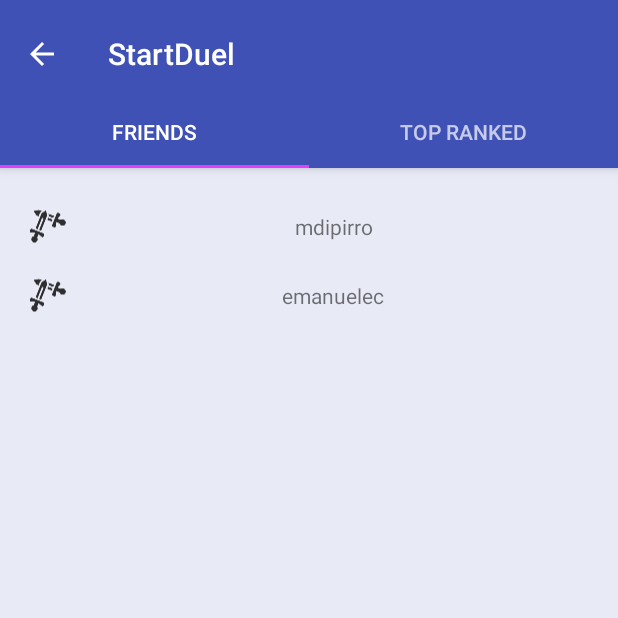
After one commit to RosemaryRin/quiz-fight-android, an Android app: the StartDuel screen opened directly, with no data from a screen before it, on a phone screen of 412 x 824 dp, the top half of it. The commit adds this screen. Run offline under Robolectric (Android 15) with nearby library versions, the phone set to English and light mode, and no system bars.

Commit message:
Created skeleton of start duel activity

```diff
--- a/QuizFight/app/src/main/java/rogueone/quizfight/HomeActivity.java
+++ b/QuizFight/app/src/main/java/rogueone/quizfight/HomeActivity.java
@@ -1,6 +1,8 @@
 package rogueone.quizfight;
 
+import android.content.Intent;
 import android.content.res.Resources;
+import android.support.design.widget.FloatingActionButton;
 import android.support.v7.app.AppCompatActivity;
 import android.os.Bundle;
 import android.view.View;
@@ -52,5 +54,16 @@ public class HomeActivity extends AppCompatActivity {
             opponent.setText(opponents[i]);
             score.setText(scores[i][0]+" - "+scores[i][1]);
         }
+
+
+        // start duel button
+        View rootView = findViewById(android.R.id.content);
+        FloatingActionButton startDuelFAB = (FloatingActionButton) rootView.findViewById(R.id.StartDuelFAB);
+        startDuelFAB.setOnClickListener(new View.OnClickListener() {
+            @Override
+            public void onClick(View v) {
+                startActivity(new Intent(v.getContext(), StartDuel.class));
+            }
+        });
     }
 }
--- /dev/null
+++ b/QuizFight/app/src/main/java/rogueone/quizfight/StartDuel.java
@@ -0,0 +1,196 @@
+package rogueone.quizfight;
+
+import android.content.Context;
+import android.support.design.widget.TabLayout;
+import android.support.design.widget.FloatingActionButton;
+import android.support.design.widget.Snackbar;
+import android.support.v7.app.AppCompatActivity;
+import android.support.v7.widget.Toolbar;
+
+import android.support.v4.app.Fragment;
+import android.support.v4.app.FragmentManager;
+import android.support.v4.app.FragmentPagerAdapter;
+import android.support.v4.view.ViewPager;
+import android.os.Bundle;
+import android.util.TypedValue;
+import android.view.Gravity;
+import android.view.LayoutInflater;
+import android.view.Menu;
+import android.view.MenuItem;
+import android.view.View;
+import android.view.ViewGroup;
+
+import android.widget.ImageView;
+import android.widget.LinearLayout;
+import android.widget.TextView;
+
+public class StartDuel extends AppCompatActivity {
+
+    /**
+     * The {@link android.support.v4.view.PagerAdapter} that will provide
+     * fragments for each of the sections. We use a
+     * {@link FragmentPagerAdapter} derivative, which will keep every
+     * loaded fragment in memory. If this becomes too memory intensive, it
+     * may be best to switch to a
+     * {@link android.support.v4.app.FragmentStatePagerAdapter}.
+     */
+    private SectionsPagerAdapter mSectionsPagerAdapter;
+
+    /**
+     * The {@link ViewPager} that will host the section contents.
+     */
+    private ViewPager mViewPager;
+
+    @Override
+    protected void onCreate(Bundle savedInstanceState) {
+        super.onCreate(savedInstanceState);
+        setContentView(R.layout.activity_start_duel);
+
+        Toolbar toolbar = (Toolbar) findViewById(R.id.toolbar);
+        setSupportActionBar(toolbar);
+        getSupportActionBar().setDisplayHomeAsUpEnabled(true);
+        // Create the adapter that will return a fragment for each of the three
+        // primary sections of the activity.
+        mSectionsPagerAdapter = new SectionsPagerAdapter(getSupportFragmentManager());
+
+        // Set up the ViewPager with the sections adapter.
+        mViewPager = (ViewPager) findViewById(R.id.container);
+        mViewPager.setAdapter(mSectionsPagerAdapter);
+
+        TabLayout tabLayout = (TabLayout) findViewById(R.id.tabs);
+        tabLayout.setupWithViewPager(mViewPager);
+
+    }
+
+    /**
+     * A placeholder fragment containing a simple view.
+     */
+    public static class PlaceholderFragment extends Fragment {
+        /**
+         * The fragment argument representing the section number for this
+         * fragment.
+         */
+        private static final String ARG_SECTION_NUMBER = "section_number";
+
+        public PlaceholderFragment() {
+        }
+
+        /**
+         * Returns a new instance of this fragment for the given section
+         * number.
+         */
+        public static PlaceholderFragment newInstance(int sectionNumber) {
+            PlaceholderFragment fragment = new PlaceholderFragment();
+            Bundle args = new Bundle();
+            args.putInt(ARG_SECTION_NUMBER, sectionNumber);
+            fragment.setArguments(args);
+            return fragment;
+        }
+
+        @Override
+        public View onCreateView(LayoutInflater inflater, ViewGroup container,
+                                 Bundle savedInstanceState) {
+            View rootView = inflater.inflate(R.layout.fragment_start_duel, container, false);
+
+            // FIXME: get data from database/ggames
+            String[] friends = {"mdipirro", "emanuelec"};
+            String[][] topRanked = {{"1", "pinco pallo", "1234"},
+                                    {"2", "asdrubale", "1034"},
+                                    {"3", "tullio", "1033"}};
+
+            LinearLayout list = (LinearLayout) rootView.findViewById(R.id.List);
+            if (getArguments().getInt(ARG_SECTION_NUMBER) == 1) { // friends tab
+                for (int i = 0; i < friends.length; i++)
+                    list.addView(getFriendRow(list.getContext(), friends[i]));
+            }
+            else { // top-ranked tab
+                for (int i = 0; i < topRanked.length; i++)
+                    list.addView(getRankedRow(list.getContext(), topRanked[i]));
+            }
+
+            return rootView;
+        }
+
+
+        private LinearLayout getFriendRow(Context c, String name) {
+            LinearLayout ll = new LinearLayout(c);
+            ll.setOrientation(LinearLayout.HORIZONTAL);
+
+            ImageView img = new ImageView(ll.getContext());
+            img.setImageResource(R.drawable.duel);
+            int height = (int) TypedValue.applyDimension(TypedValue.COMPLEX_UNIT_DIP, 46, getResources().getDisplayMetrics());
+            img.setLayoutParams(new LinearLayout.LayoutParams(LinearLayout.LayoutParams.WRAP_CONTENT, height));
+            ll.addView(img);
+
+            TextView nameView = new TextView(ll.getContext());
+            nameView.setText(name);
+            nameView.setLayoutParams(new LinearLayout.LayoutParams(LinearLayout.LayoutParams.MATCH_PARENT, LinearLayout.LayoutParams.MATCH_PARENT));
+            nameView.setGravity(Gravity.CENTER);
+            ll.addView(nameView);
+
+            return ll;
+        }
+
+        private LinearLayout getRankedRow(Context c, String[] player) {
+            LinearLayout ll = new LinearLayout(c);
+            ll.setOrientation(LinearLayout.HORIZONTAL);
+
+            TextView positionView = new TextView(ll.getContext());
+            positionView.setText(player[0]);
+            int dim = (int) TypedValue.applyDimension(TypedValue.COMPLEX_UNIT_DIP, 46, getResources().getDisplayMetrics());
+            positionView.setLayoutParams(new LinearLayout.LayoutParams(dim, dim));
+            positionView.setGravity(Gravity.CENTER);
+            ll.addView(positionView);
+
+            TextView nameView = new TextView(ll.getContext());
+            nameView.setText(player[1]);
+            nameView.setLayoutParams(new LinearLayout.LayoutParams(0, LinearLayout.LayoutParams.MATCH_PARENT, 1f));
+            nameView.setGravity(Gravity.CENTER);
+            ll.addView(nameView);
+
+            TextView scoreView = new TextView(ll.getContext());
+            scoreView.setText(player[2]);
+            int width = (int) TypedValue.applyDimension(TypedValue.COMPLEX_UNIT_DIP, 46, getResources().getDisplayMetrics());
+            scoreView.setLayoutParams(new LinearLayout.LayoutParams(width, LinearLayout.LayoutParams.MATCH_PARENT));
+            scoreView.setGravity(Gravity.CENTER);
+            ll.addView(scoreView);
+
+            return ll;
+        }
+    }
+
+    /**
+     * A {@link FragmentPagerAdapter} that returns a fragment corresponding to
+     * one of the sections/tabs/pages.
+     */
+    public class SectionsPagerAdapter extends FragmentPagerAdapter {
+
+        public SectionsPagerAdapter(FragmentManager fm) {
+            super(fm);
+        }
+
+        @Override
+        public Fragment getItem(int position) {
+            // getItem is called to instantiate the fragment for the given page.
+            // Return a PlaceholderFragment (defined as a static inner class below).
+            return PlaceholderFragment.newInstance(position + 1);
+        }
+
+        @Override
+        public int getCount() {
+            // Show 2 total pages.
+            return 2;
+        }
+
+        @Override
+        public CharSequence getPageTitle(int position) {
+            switch (position) {
+                case 0:
+                    return "FRIENDS";
+                case 1:
+                    return "TOP RANKED";
+            }
+            return null;
+        }
+    }
+}
--- a/QuizFight/app/src/main/res/layout/activity_home.xml
+++ b/QuizFight/app/src/main/res/layout/activity_home.xml
@@ -231,7 +231,7 @@
     </LinearLayout>
 
     <android.support.design.widget.FloatingActionButton
-        android:id="@+id/floatingActionButton"
+        android:id="@+id/StartDuelFAB"
         android:layout_width="0dp"
         android:layout_height="wrap_content"
         android:layout_marginBottom="16dp"
--- /dev/null
+++ b/QuizFight/app/src/main/res/layout/activity_start_duel.xml
@@ -0,0 +1,42 @@
+<?xml version="1.0" encoding="utf-8"?>
+<android.support.design.widget.CoordinatorLayout xmlns:android="http://schemas.android.com/apk/res/android"
+    xmlns:app="http://schemas.android.com/apk/res-auto"
+    xmlns:tools="http://schemas.android.com/tools"
+    android:id="@+id/main_content"
+    android:layout_width="match_parent"
+    android:layout_height="match_parent"
+    android:background="@color/background"
+    android:fitsSystemWindows="true"
+    tools:context="rogueone.quizfight.StartDuel">
+
+    <android.support.design.widget.AppBarLayout
+        android:id="@+id/appbar"
+        android:layout_width="match_parent"
+        android:layout_height="wrap_content"
+        android:paddingTop="@dimen/appbar_padding_top"
+        android:theme="@style/AppTheme.AppBarOverlay">
+
+        <android.support.v7.widget.Toolbar
+            android:id="@+id/toolbar"
+            android:layout_width="match_parent"
+            android:layout_height="?attr/actionBarSize"
+            android:background="?attr/colorPrimary"
+            app:layout_scrollFlags="scroll|enterAlways"
+            app:popupTheme="@style/AppTheme.PopupOverlay">
+
+        </android.support.v7.widget.Toolbar>
+
+        <android.support.design.widget.TabLayout
+            android:id="@+id/tabs"
+            android:layout_width="match_parent"
+            android:layout_height="wrap_content" />
+
+    </android.support.design.widget.AppBarLayout>
+
+    <android.support.v4.view.ViewPager
+        android:id="@+id/container"
+        android:layout_width="match_parent"
+        android:layout_height="match_parent"
+        app:layout_behavior="@string/appbar_scrolling_view_behavior" />
+
+</android.support.design.widget.CoordinatorLayout>
--- /dev/null
+++ b/QuizFight/app/src/main/res/layout/fragment_start_duel.xml
@@ -0,0 +1,18 @@
+<RelativeLayout xmlns:android="http://schemas.android.com/apk/res/android"
+    xmlns:tools="http://schemas.android.com/tools"
+    android:layout_width="match_parent"
+    android:layout_height="match_parent"
+    android:paddingBottom="@dimen/activity_vertical_margin"
+    android:paddingLeft="@dimen/activity_horizontal_margin"
+    android:paddingRight="@dimen/activity_horizontal_margin"
+    android:paddingTop="@dimen/activity_vertical_margin"
+    tools:context="rogueone.quizfight.StartDuel$PlaceholderFragment">
+
+    <LinearLayout
+        android:id="@+id/List"
+        android:layout_width="match_parent"
+        android:layout_height="match_parent"
+        android:orientation="vertical">
+
+    </LinearLayout>
+</RelativeLayout>
--- /dev/null
+++ b/QuizFight/app/src/main/res/menu/menu_start_duel.xml
@@ -0,0 +1,10 @@
+<menu xmlns:android="http://schemas.android.com/apk/res/android"
+    xmlns:app="http://schemas.android.com/apk/res-auto"
+    xmlns:tools="http://schemas.android.com/tools"
+    tools:context="rogueone.quizfight.StartDuel">
+    <item
+        android:id="@+id/action_settings"
+        android:orderInCategory="100"
+        android:title="@string/action_settings"
+        app:showAsAction="never" />
+</menu>
--- /dev/null
+++ b/QuizFight/app/src/main/res/values-w820dp/dimens.xml
@@ -0,0 +1,6 @@
+<resources>
+    <!-- Example customization of dimensions originally defined in res/values/dimens.xml
+         (such as screen margins) for screens with more than 820dp of available width. This
+         would include 7" and 10" devices in landscape (~960dp and ~1280dp respectively). -->
+    <dimen name="activity_horizontal_margin">64dp</dimen>
+</resources>
--- /dev/null
+++ b/QuizFight/app/src/main/res/values/dimens.xml
@@ -0,0 +1,7 @@
+<resources>
+    <!-- Default screen margins, per the Android Design guidelines. -->
+    <dimen name="activity_horizontal_margin">16dp</dimen>
+    <dimen name="activity_vertical_margin">16dp</dimen>
+    <dimen name="fab_margin">16dp</dimen>
+    <dimen name="appbar_padding_top">8dp</dimen>
+</resources>
--- a/QuizFight/app/src/main/res/values/strings.xml
+++ b/QuizFight/app/src/main/res/values/strings.xml
@@ -6,4 +6,7 @@
     <string name="victory_defeat_icon">Victory or defeat icon</string>
     <string name="history">View all duels</string>
     <string name="no_duels">No duels found</string>
+    <string name="title_activity_start_duel">StartDuel</string>
+    <string name="action_settings">Settings</string>
+    <string name="section_format">Hello World from section: %1$d</string>
 </resources>
--- a/QuizFight/app/src/main/res/values/styles.xml
+++ b/QuizFight/app/src/main/res/values/styles.xml
@@ -8,4 +8,13 @@
         <item name="colorAccent">@color/colorAccent</item>
     </style>
 
+    <style name="AppTheme.NoActionBar">
+        <item name="windowActionBar">false</item>
+        <item name="windowNoTitle">true</item>
+    </style>
+
+    <style name="AppTheme.AppBarOverlay" parent="ThemeOverlay.AppCompat.Dark.ActionBar" />
+
+    <style name="AppTheme.PopupOverlay" parent="ThemeOverlay.AppCompat.Light" />
+
 </resources>
```
Also changed, not shown: QuizFight/app/src/main/AndroidManifest.xml (+9 -0 lines).
